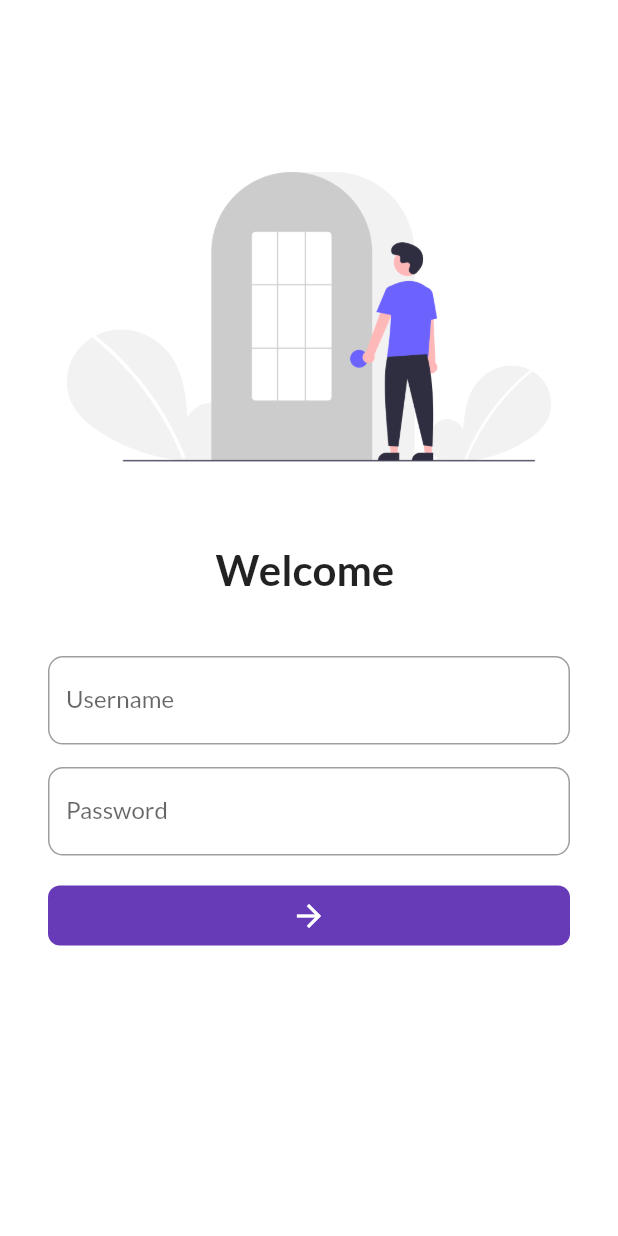
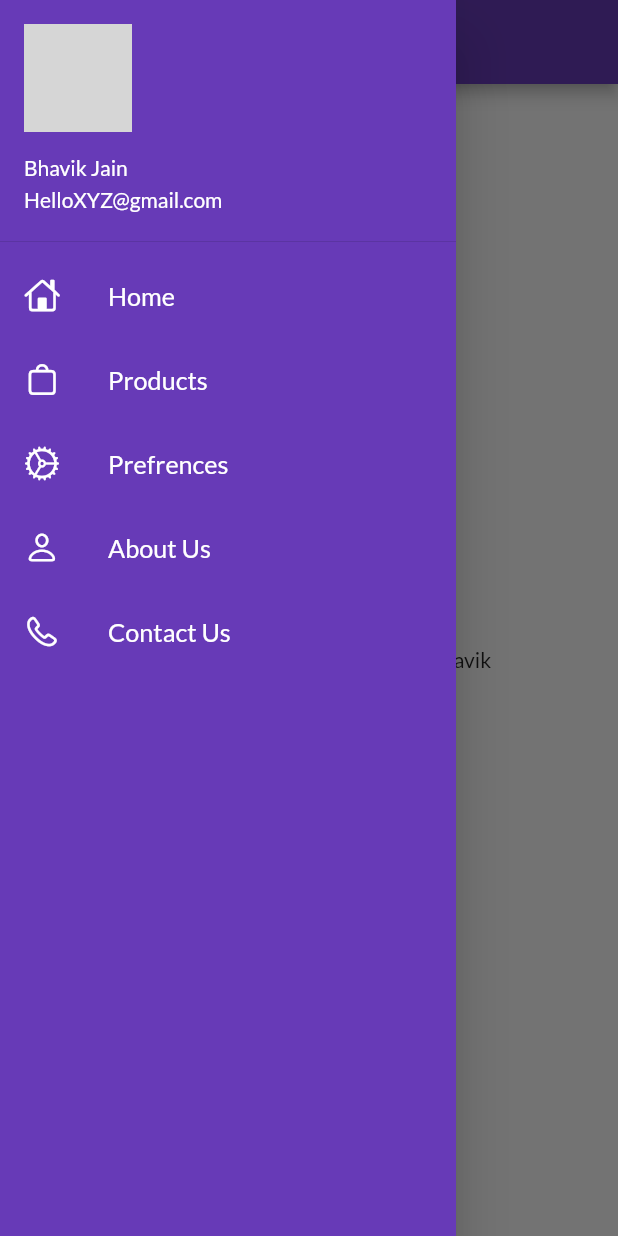
Before and after one commit to Bhavikjain08/My1stApp, a Flutter app: the screen it shows after launch, with the side drawer open (before the commit the screen has no drawer), on a phone screen of 412 x 824 dp. Run offline on Flutter 3.47's test engine with Material 2 defaults, Android fonts, the phone set to English and light mode, and no system bars; our stand-ins replace google_fonts; network calls fail; grey boxes are pictures that could not be loaded.

Commit message:
day 9 completed

```diff
--- a/lib/main.dart
+++ b/lib/main.dart
@@ -17,7 +17,8 @@ class MyApp extends StatelessWidget {
         primarySwatch: Colors.deepPurple,
         fontFamily: GoogleFonts.lato().fontFamily,
       ),
-      initialRoute: "/",
+      debugShowCheckedModeBanner: false,
+      initialRoute: MyRoutes.HomeRoute,
       routes: {
         "/": (context) => LoginPage(),
         MyRoutes.HomeRoute: (context) => HomePage(),
--- a/lib/pages/home_page.dart
+++ b/lib/pages/home_page.dart
@@ -1,4 +1,6 @@
 import 'package:flutter/material.dart';
+
+import '../widgets/drawer.dart';
 
 class HomePage extends StatelessWidget {
   @override
@@ -16,7 +18,7 @@ class HomePage extends StatelessWidget {
           child: Text("Welcome to $days days of flutter by $name"),
         ),
       ),
-      drawer: Drawer(),
+      drawer: MyDrawer(),
     );
   }
 }
--- /dev/null
+++ b/lib/widgets/drawer.dart
@@ -0,0 +1,97 @@
+import 'package:flutter/cupertino.dart';
+import 'package:flutter/material.dart';
+
+class MyDrawer extends StatelessWidget {
+  const MyDrawer({super.key});
+
+  @override
+  Widget build(BuildContext context) {
+    return Drawer(
+      child: Container(
+        color: Colors.deepPurple,
+        child: ListView(
+          padding: EdgeInsets.zero,
+          children: [
+            DrawerHeader(
+              padding: EdgeInsets.zero,
+              child: UserAccountsDrawerHeader(
+                margin: EdgeInsets.zero,
+                accountName: Text("Bhavik Jain"),
+                accountEmail: Text("HelloXYZ@gmail.com"),
+                currentAccountPicture: CircleAvatar(
+                  backgroundImage: NetworkImage(
+                      "https://www.helpguide.org/wp-content/uploads/king-charles-spaniel-resting-head-768.jpg"),
+                ),
+              ),
+            ),
+            ListTile(
+              leading: Icon(
+                CupertinoIcons.home,
+                color: Colors.white,
+              ),
+              title: Text(
+                "Home",
+                textScaleFactor: 1.2,
+                style: TextStyle(
+                  color: Colors.white,
+                ),
+              ),
+            ),
+            ListTile(
+              leading: Icon(
+                CupertinoIcons.bag,
+                color: Colors.white,
+              ),
+              title: Text(
+                "Products",
+                textScaleFactor: 1.2,
+                style: TextStyle(
+                  color: Colors.white,
+                ),
+              ),
+            ),
+            ListTile(
+              leading: Icon(
+                CupertinoIcons.settings,
+                color: Colors.white,
+              ),
+              title: Text(
+                "Prefrences",
+                textScaleFactor: 1.2,
+                style: TextStyle(
+                  color: Colors.white,
+                ),
+              ),
+            ),
+            ListTile(
+              leading: Icon(
+                CupertinoIcons.person,
+                color: Colors.white,
+              ),
+              title: Text(
+                "About Us",
+                textScaleFactor: 1.2,
+                style: TextStyle(
+                  color: Colors.white,
+                ),
+              ),
+            ),
+            ListTile(
+              leading: Icon(
+                CupertinoIcons.phone,
+                color: Colors.white,
+              ),
+              title: Text(
+                "Contact Us",
+                textScaleFactor: 1.2,
+                style: TextStyle(
+                  color: Colors.white,
+                ),
+              ),
+            )
+          ],
+        ),
+      ),
+    );
+  }
+}
```
